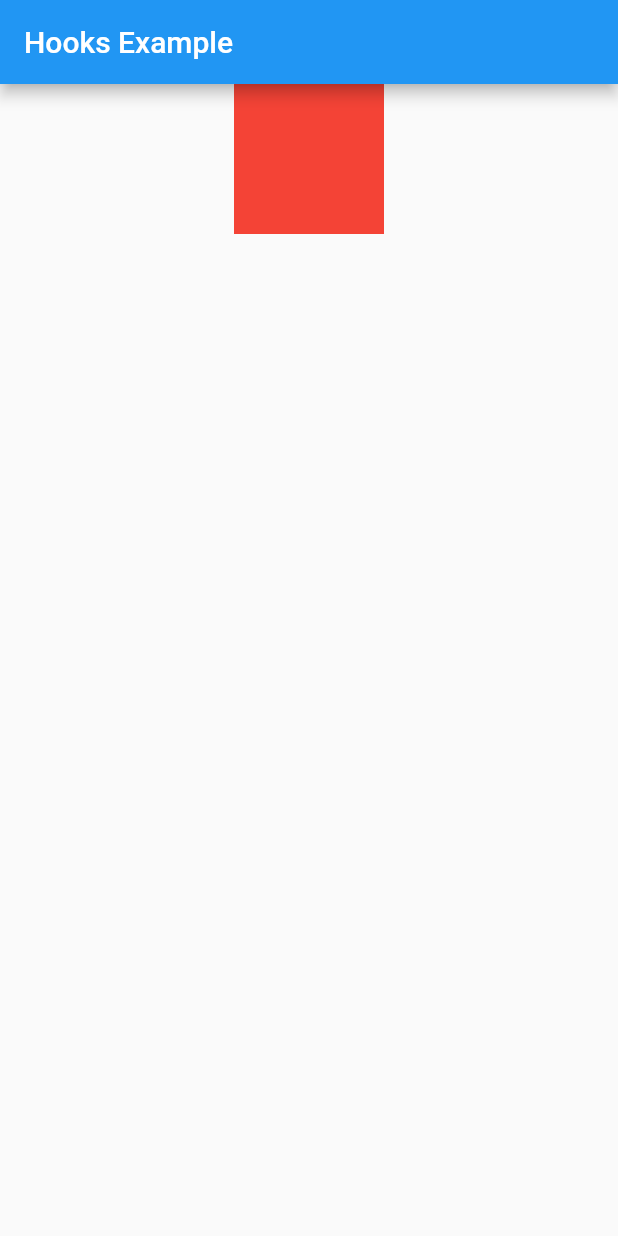
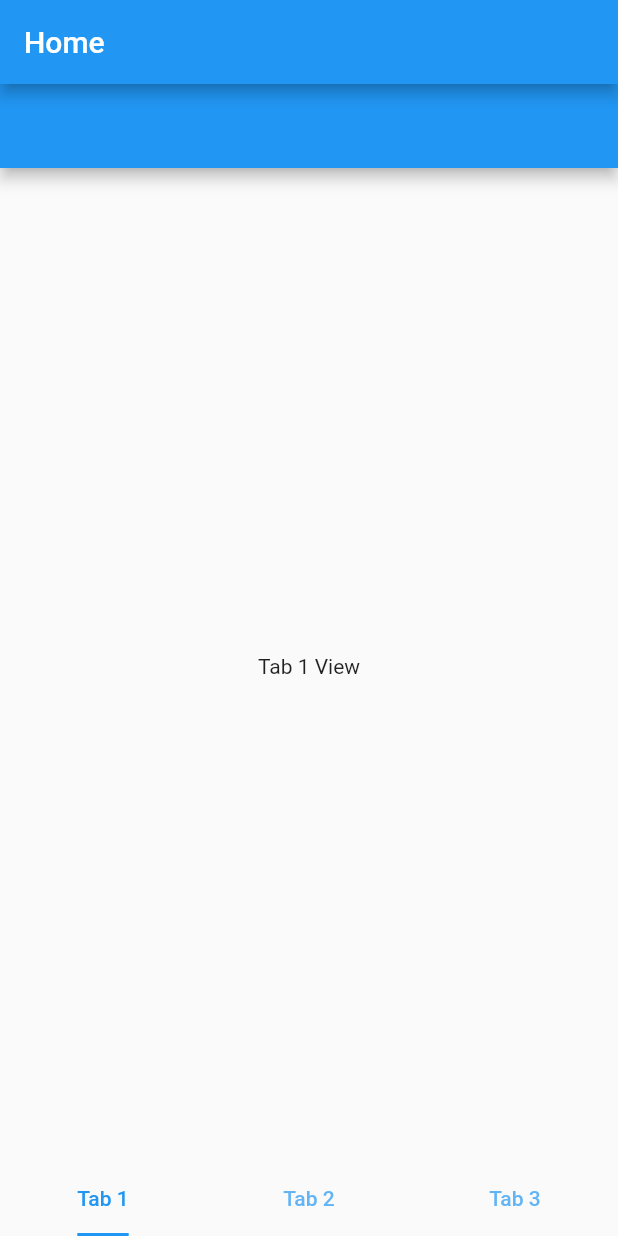
Before and after one commit to o2yama/hooks_demo, a Flutter app: the screen it shows after launch, on a phone screen of 412 x 824 dp. Run offline on Flutter 3.47's test engine with Material 2 defaults, Android fonts, the phone set to English and light mode, and no system bars; our stand-ins replace flutter_hooks.

```diff
--- a/lib/home_tab_page.dart
+++ b/lib/home_tab_page.dart
@@ -1,4 +1,5 @@
 import 'package:flutter/material.dart';
+import 'package:tab_controller_demo/tab_view.dart';
 
 class HomeTabPage extends StatelessWidget {
   const HomeTabPage({Key? key}) : super(key: key);
@@ -7,7 +8,7 @@ class HomeTabPage extends StatelessWidget {
   Widget build(BuildContext context) {
     return Scaffold(
       appBar: AppBar(title: const Text('Home')),
-      body: Container(),
+      body: TabView(),
     );
   }
 }
--- a/lib/main.dart
+++ b/lib/main.dart
@@ -1,4 +1,5 @@
 import 'package:flutter/material.dart';
+import 'package:tab_controller_demo/home_tab_page.dart';
 import 'package:tab_controller_demo/hooks_example.dart';
 
 void main() {
@@ -14,7 +15,7 @@ class MyApp extends StatelessWidget {
       theme: ThemeData(
         primarySwatch: Colors.blue,
       ),
-      home: const Example(duration: Duration(seconds: 1)),
+      home: const HomeTabPage(),
     );
   }
 }
--- /dev/null
+++ b/lib/tab_view.dart
@@ -0,0 +1,56 @@
+import 'package:flutter/material.dart';
+import 'package:flutter_hooks/flutter_hooks.dart';
+
+class TabView extends HookWidget {
+  TabView({Key? key}) : super(key: key);
+
+  final List<Widget> tabList = [
+    const Tab(
+      child: Text('Tab 1'),
+    ),
+    const Tab(
+      child: Text('Tab 2'),
+    ),
+    const Tab(
+      child: Text('Tab 3'),
+    ),
+  ];
+
+  @override
+  Widget build(BuildContext context) {
+    final _controller = useTabController(initialLength: tabList.length);
+
+    return SafeArea(
+      child: Column(
+        children: [
+          Expanded(
+            child: TabBarView(
+              controller: _controller,
+              children: [
+                Scaffold(
+                  appBar: AppBar(),
+                  body: const Center(
+                    child: Text('Tab 1 View'),
+                  ),
+                ),
+                const Center(
+                  child: Text('Tab 2 View'),
+                ),
+                const Center(
+                  child: Text('Tab 3 View'),
+                ),
+              ],
+            ),
+          ),
+          TabBar(
+            controller: _controller,
+            tabs: tabList,
+            labelColor: Theme.of(context).primaryColor,
+            indicatorWeight: 2,
+            indicatorSize: TabBarIndicatorSize.label,
+          ),
+        ],
+      ),
+    );
+  }
+}
```
